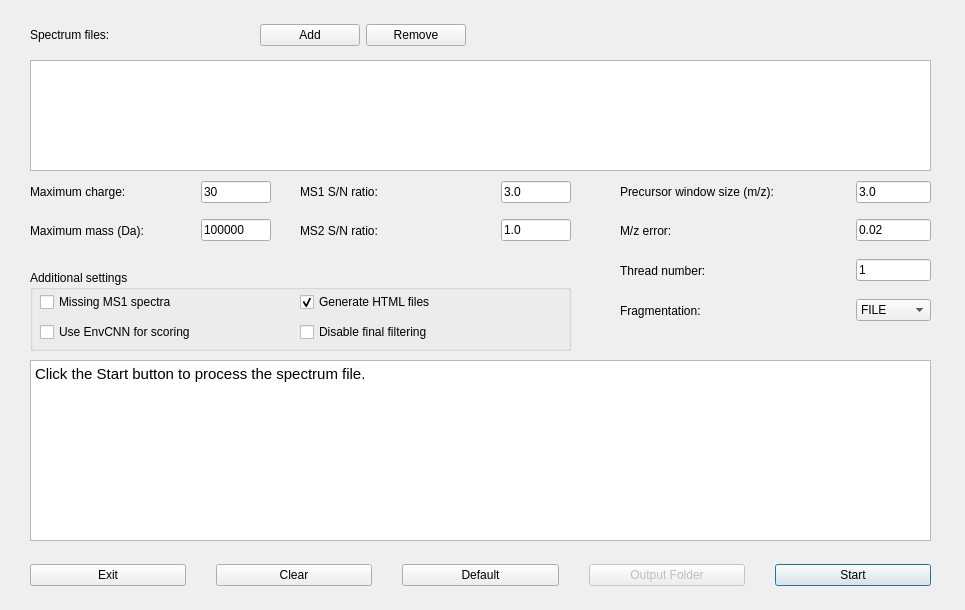
Qt form src/gui/topfd/topfddialog.ui (toppic-suite/toppic-suite) before a commit.
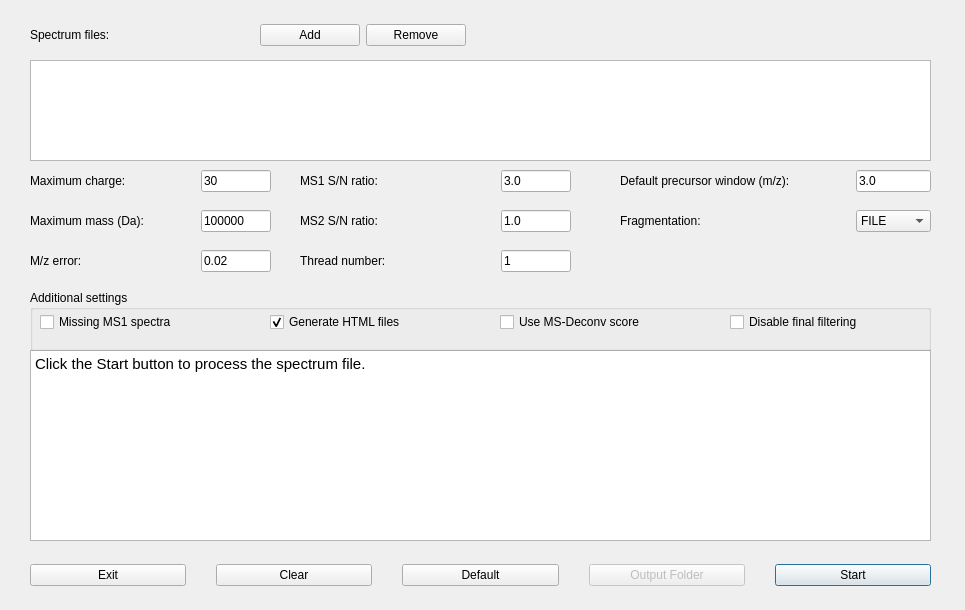
The same form after that commit. Icons and pictures are not drawn.

```diff
--- a/src/gui/topfd/topfddialog.ui
+++ b/src/gui/topfd/topfddialog.ui
@@ -97,9 +97,9 @@
     <property name="geometry">
      <rect>
       <x>620</x>
-      <y>290</y>
+      <y>200</y>
       <width>311</width>
-      <height>41</height>
+      <height>42</height>
      </rect>
     </property>
     <layout class="QHBoxLayout" name="horizontalLayout_13">
@@ -180,9 +180,9 @@
     <property name="geometry">
      <rect>
       <x>30</x>
-      <y>170</y>
+      <y>160</y>
       <width>241</width>
-      <height>44</height>
+      <height>42</height>
      </rect>
     </property>
     <layout class="QHBoxLayout" name="horizontalLayout_6">
@@ -236,9 +236,9 @@
     <property name="geometry">
      <rect>
       <x>30</x>
-      <y>210</y>
+      <y>200</y>
       <width>241</width>
-      <height>41</height>
+      <height>42</height>
      </rect>
     </property>
     <layout class="QHBoxLayout" name="horizontalLayout_3">
@@ -285,10 +285,10 @@
    <widget class="QWidget" name="horizontalLayoutWidget_4">
     <property name="geometry">
      <rect>
-      <x>620</x>
-      <y>210</y>
-      <width>311</width>
-      <height>41</height>
+      <x>30</x>
+      <y>240</y>
+      <width>241</width>
+      <height>42</height>
      </rect>
     </property>
     <layout class="QHBoxLayout" name="horizontalLayout_4">
@@ -315,7 +315,7 @@
        </property>
        <property name="maximumSize">
         <size>
-         <width>75</width>
+         <width>70</width>
          <height>16777215</height>
         </size>
        </property>
@@ -330,9 +330,9 @@
     <property name="geometry">
      <rect>
       <x>300</x>
-      <y>170</y>
+      <y>160</y>
       <width>271</width>
-      <height>44</height>
+      <height>42</height>
      </rect>
     </property>
     <layout class="QHBoxLayout" name="horizontalLayout_5">
@@ -445,9 +445,9 @@
     <property name="geometry">
      <rect>
       <x>620</x>
-      <y>170</y>
+      <y>160</y>
       <width>311</width>
-      <height>44</height>
+      <height>42</height>
      </rect>
     </property>
     <layout class="QHBoxLayout" name="horizontalLayout_2" stretch="0,0">
@@ -460,7 +460,7 @@
         </size>
        </property>
        <property name="text">
-        <string>Precursor window size (m/z): </string>
+        <string>Default precursor window (m/z): </string>
        </property>
       </widget>
      </item>
@@ -468,7 +468,7 @@
       <widget class="QLineEdit" name="windowSizeEdit">
        <property name="minimumSize">
         <size>
-         <width>0</width>
+         <width>75</width>
          <height>0</height>
         </size>
        </property>
@@ -489,9 +489,9 @@
     <property name="geometry">
      <rect>
       <x>30</x>
-      <y>360</y>
+      <y>350</y>
       <width>901</width>
-      <height>181</height>
+      <height>191</height>
      </rect>
     </property>
     <property name="html">
@@ -506,9 +506,9 @@
     <property name="geometry">
      <rect>
       <x>300</x>
-      <y>210</y>
+      <y>200</y>
       <width>271</width>
-      <height>41</height>
+      <height>42</height>
      </rect>
     </property>
     <layout class="QHBoxLayout" name="horizontalLayout_8">
@@ -540,17 +540,17 @@
       <x>30</x>
       <y>60</y>
       <width>901</width>
-      <height>111</height>
+      <height>101</height>
      </rect>
     </property>
    </widget>
    <widget class="QWidget" name="horizontalLayoutWidget_10">
     <property name="geometry">
      <rect>
-      <x>620</x>
-      <y>250</y>
-      <width>311</width>
-      <height>41</height>
+      <x>300</x>
+      <y>240</y>
+      <width>271</width>
+      <height>42</height>
      </rect>
     </property>
     <layout class="QHBoxLayout" name="horizontalLayout_9">
@@ -571,13 +571,13 @@
       <widget class="QLineEdit" name="threadNumberEdit">
        <property name="minimumSize">
         <size>
-         <width>0</width>
+         <width>70</width>
          <height>0</height>
         </size>
        </property>
        <property name="maximumSize">
         <size>
-         <width>75</width>
+         <width>70</width>
          <height>16777215</height>
         </size>
        </property>
@@ -592,9 +592,9 @@
     <property name="geometry">
      <rect>
       <x>30</x>
-      <y>270</y>
-      <width>541</width>
-      <height>81</height>
+      <y>290</y>
+      <width>901</width>
+      <height>61</height>
      </rect>
     </property>
     <property name="title">
@@ -603,7 +603,7 @@
     <widget class="QWidget" name="horizontalLayoutWidget_11">
      <property name="geometry">
       <rect>
-       <x>270</x>
+       <x>240</x>
        <y>20</y>
        <width>201</width>
        <height>25</height>
@@ -631,8 +631,8 @@
     <widget class="QWidget" name="horizontalLayoutWidget_12">
      <property name="geometry">
       <rect>
-       <x>270</x>
-       <y>50</y>
+       <x>700</x>
+       <y>20</y>
        <width>201</width>
        <height>25</height>
       </rect>
@@ -687,8 +687,8 @@
     <widget class="QWidget" name="horizontalLayoutWidget_15">
      <property name="geometry">
       <rect>
-       <x>10</x>
-       <y>50</y>
+       <x>470</x>
+       <y>20</y>
        <width>201</width>
        <height>25</height>
       </rect>
@@ -706,7 +706,7 @@
          <bool>false</bool>
         </property>
         <property name="text">
-         <string>Use EnvCNN for scoring</string>
+         <string>Use MS-Deconv score</string>
         </property>
         <property name="checkable">
          <bool>true</bool>
```
Left out of the diff: 2 changed lines with no effect on the pictures.
